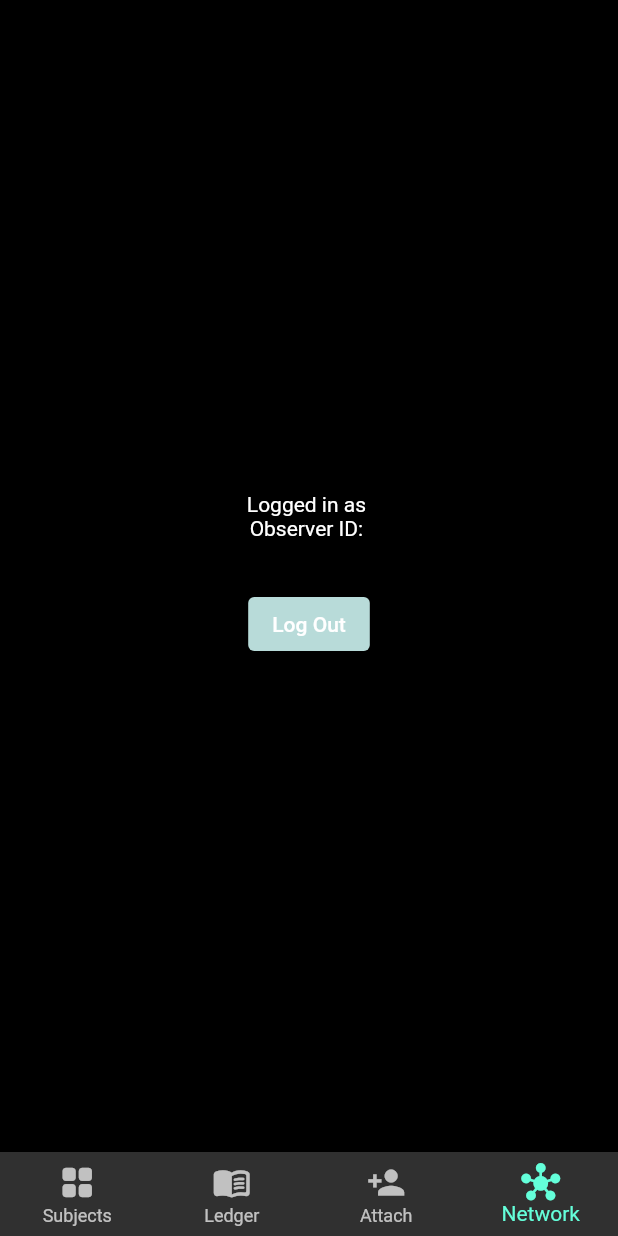
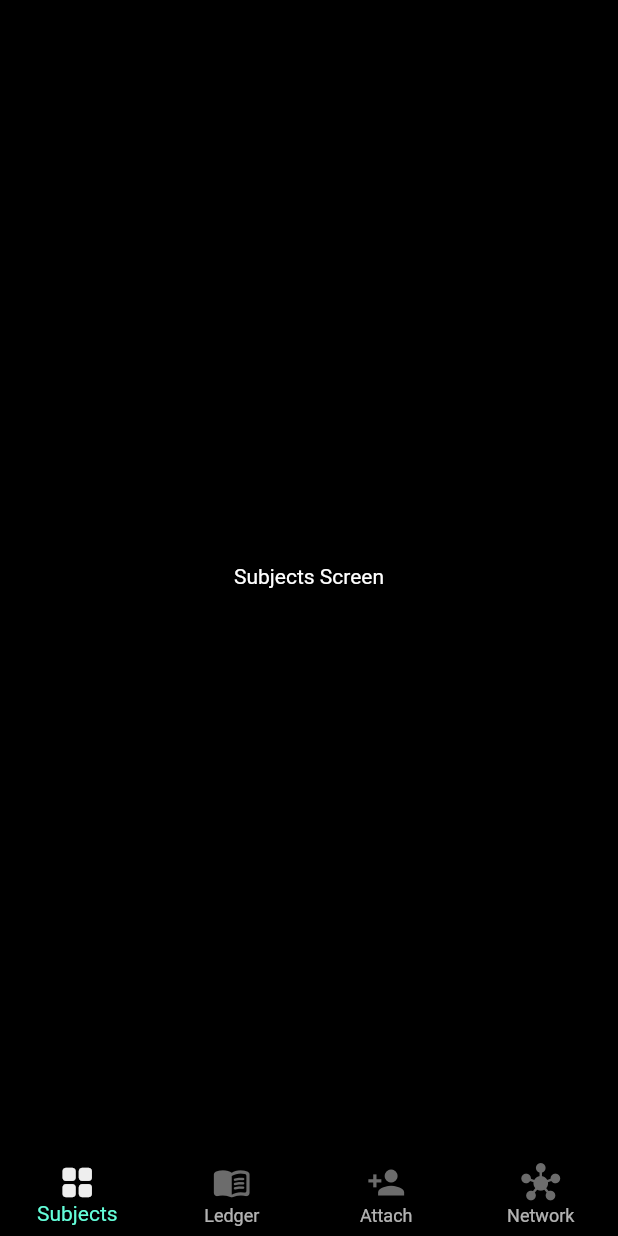
Before and after one commit to NightmindOfficial/observer, a Flutter app: the screen it shows once a user with an empty profile is signed in, on a phone screen of 412 x 824 dp. Run offline on Flutter 3.47's test engine with Material 2 defaults, Android fonts, the phone set to English and light mode, and no system bars; our stand-ins replace cloud_firestore, firebase_auth, firebase_core, firebase_storage, flutter_svg, image_picker; accounts and stored records are empty; generated files the repository leaves out were written again.

Commit message:
Working Mobile Navigation

```diff
--- a/lib/helpers/colors.dart
+++ b/lib/helpers/colors.dart
@@ -8,7 +8,7 @@ const mobileSearchColor = Color.fromRGBO(38, 38, 38, 1);
 const accentColor = Color(0xFFB8DBD9);
 
 const primaryColor = Color(0xFFEEEEEE);
-const secondaryColor = Colors.grey;
+const secondaryColor = Color.fromARGB(255, 108, 108, 108);
 
 const errorColor = Colors.red;
 const warningColor = Color(0XFFFDD835);
--- a/lib/helpers/global_variables.dart
+++ b/lib/helpers/global_variables.dart
@@ -1 +1,10 @@
+import 'package:flutter/material.dart';
+
 const webScreenSize = 1024;
+
+const naviagtionItems = [
+  Center(child: Text("Subjects Screen")),
+  Center(child: Text("Ledger Screen")),
+  Center(child: Text("Attach Screen")),
+  Center(child: Text("Network Screen")),
+];
--- a/lib/layout/mobile_layout.dart
+++ b/lib/layout/mobile_layout.dart
@@ -1,43 +1,63 @@
 import 'package:firebase_auth/firebase_auth.dart';
 import 'package:flutter/material.dart';
 import 'package:observer/helpers/colors.dart';
+import 'package:observer/helpers/global_variables.dart';
 import 'package:observer/helpers/size_guide.dart';
 import 'package:observer/providers/observer_provider.dart';
 import 'package:observer/utils/snackbar_creator.dart';
 import 'package:provider/provider.dart';
 
-class MobileLayout extends StatelessWidget {
+class MobileLayout extends StatefulWidget {
   const MobileLayout({Key? key}) : super(key: key);
 
   @override
+  State<MobileLayout> createState() => _MobileLayoutState();
+}
+
+class _MobileLayoutState extends State<MobileLayout> {
+  late PageController pageController;
+  int _pageIndex = 0;
+
+  @override
+  void initState() {
+    pageController = PageController();
+    super.initState();
+  }
+
+  @override
+  void dispose() {
+    pageController.dispose();
+    super.dispose();
+  }
+
+  void navigationTapped(int page) {
+    pageController.jumpToPage(page);
+  }
+
+  void setPage(int page) {
+    setState(() {
+      _pageIndex = page;
+    });
+  }
+
+  @override
   Widget build(BuildContext context) {
-    FirebaseAuth _auth = FirebaseAuth.instance;
-    ObserverProvider _observer = Provider.of<ObserverProvider>(context);
-
     return Scaffold(
-      body: Center(
-        child: Column(
-          mainAxisAlignment: MainAxisAlignment.center,
-          children: [
-            Text("Logged in as ${_observer.observer.name}"),
-            Text("Observer ID: ${_observer.observer.uid}"),
-            const SizedBox(
-              height: 32.0,
-            ),
-            ElevatedButton(
-              style: ElevatedButton.styleFrom(
-                primary: accentColor,
-              ),
-              onPressed: () {
-                _auth.signOut();
-              },
-              child: const Text("Log Out"),
-            ),
-          ],
-        ),
+      body: PageView(
+        physics: const NeverScrollableScrollPhysics(),
+        controller: pageController,
+        onPageChanged: setPage,
+        children: naviagtionItems,
       ),
       bottomNavigationBar: BottomNavigationBar(
-        currentIndex: 3,
+        selectedIconTheme: const IconThemeData(
+          color: primaryColor,
+        ),
+        unselectedIconTheme: const IconThemeData(
+          color: secondaryColor,
+        ),
+        backgroundColor: mobileBackgroundColor,
+        currentIndex: _pageIndex,
         iconSize: 26,
         selectedFontSize: 14,
         showUnselectedLabels: true,
@@ -60,7 +80,7 @@ class MobileLayout extends StatelessWidget {
             label: "Network",
           ),
         ],
-        onTap: (value) {},
+        onTap: navigationTapped,
       ),
     );
     // return const HomeScreen();
```
